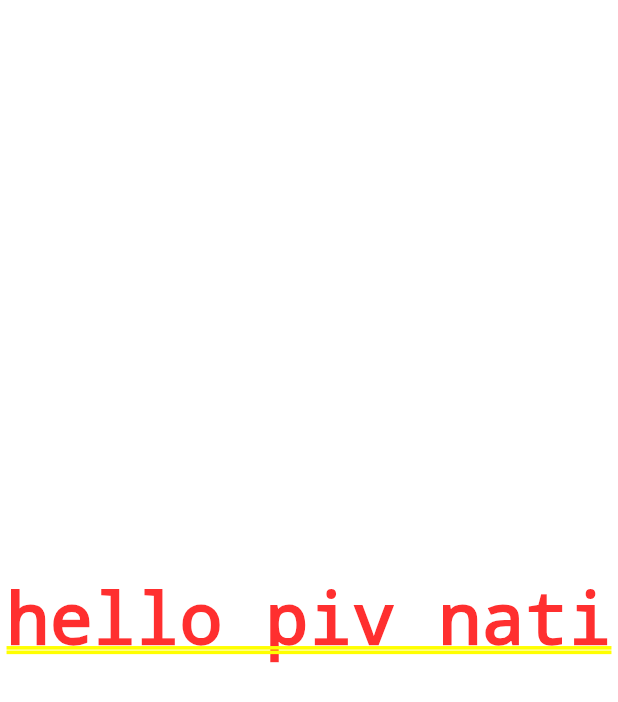
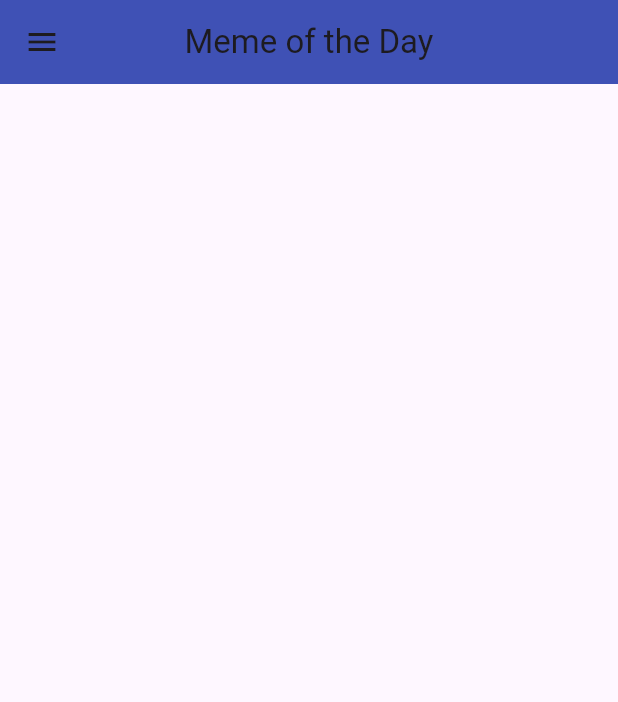
Before and after one commit to natanmuletahunde/meme_generatorapp_flutter, a Flutter app: the screen it shows after launch, on a phone screen of 412 x 824 dp. Shown: the top 702 px of the screen. Run offline on Flutter 3.47's test engine with Material 3 defaults, Android fonts, the phone set to English and light mode, and no system bars.

Commit message:
make the bg color of the appbar indigo

```diff
--- /dev/null
+++ b/my_app/lib/about_page.dart
@@ -0,0 +1,11 @@
+import 'package:flutter/material.dart';
+class AboutPage extends StatelessWidget {
+  const AboutPage({super.key});
+
+  @override
+  Widget build(BuildContext context) {
+    return  const Center(
+     child: Text('About'),
+    );
+  }
+}
--- /dev/null
+++ b/my_app/lib/home_page.dart
@@ -0,0 +1,17 @@
+import 'package:flutter/material.dart';
+
+class HomePage extends StatelessWidget {
+  const HomePage({super.key});
+
+  @override
+  Widget build(BuildContext context) {
+    return Scaffold(
+      appBar: AppBar(
+        title: const Text('Meme of the Day'),
+        backgroundColor:Colors.indigo,
+        centerTitle: true,
+      ),
+      drawer: Drawer(),
+    );
+  }
+}
--- a/my_app/lib/main.dart
+++ b/my_app/lib/main.dart
@@ -1,23 +1,17 @@
 import 'package:flutter/material.dart';
-import 'package:flutter/widgets.dart';
+import 'package:my_app/home_page.dart'; // Ensure this path matches your actual project structure
 
-void main()=>runApp(const MyApp());
+void main() => runApp(const MyApp());
+
 class MyApp extends StatelessWidget {
   const MyApp({super.key});
 
-  // This widget is the root of your application.
   @override
   Widget build(BuildContext context) {
-    return MaterialApp(
+    return const MaterialApp(
+      debugShowCheckedModeBanner:false,
       title: 'Flutter Demo',
-      theme: ThemeData(
-
-        colorScheme: ColorScheme.fromSeed(seedColor: Colors.deepPurple),
-        useMaterial3: true,
-      ),
-      home: const Center(
-        child:Text('hello piv nati')
-      )
+      home: HomePage(),
     );
   }
 }
```
